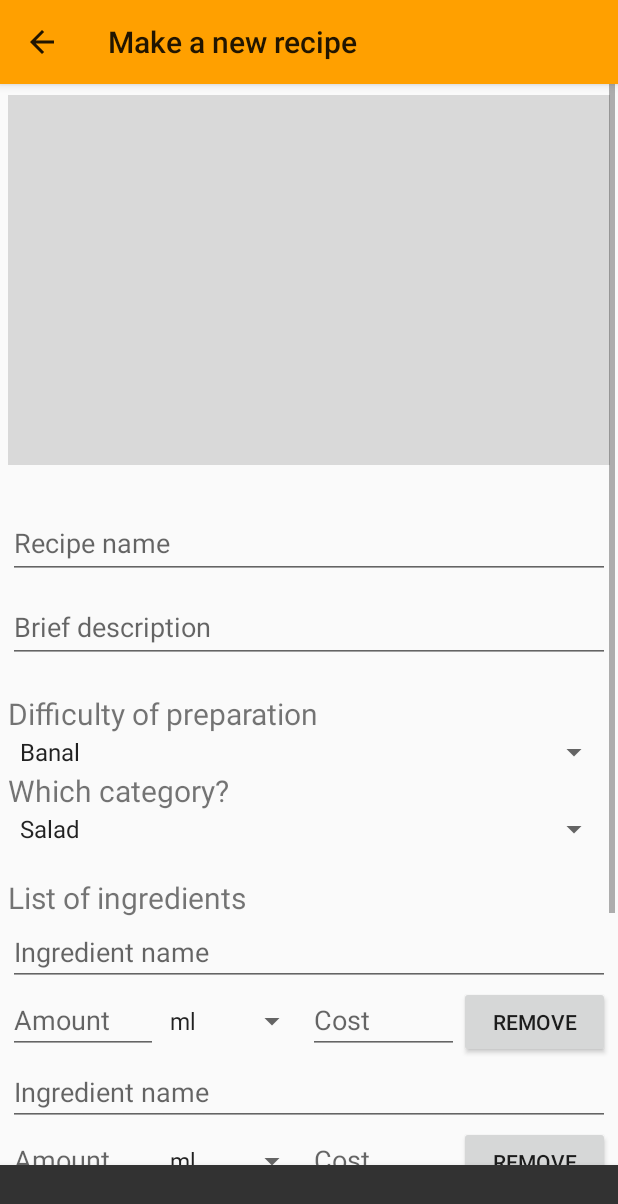
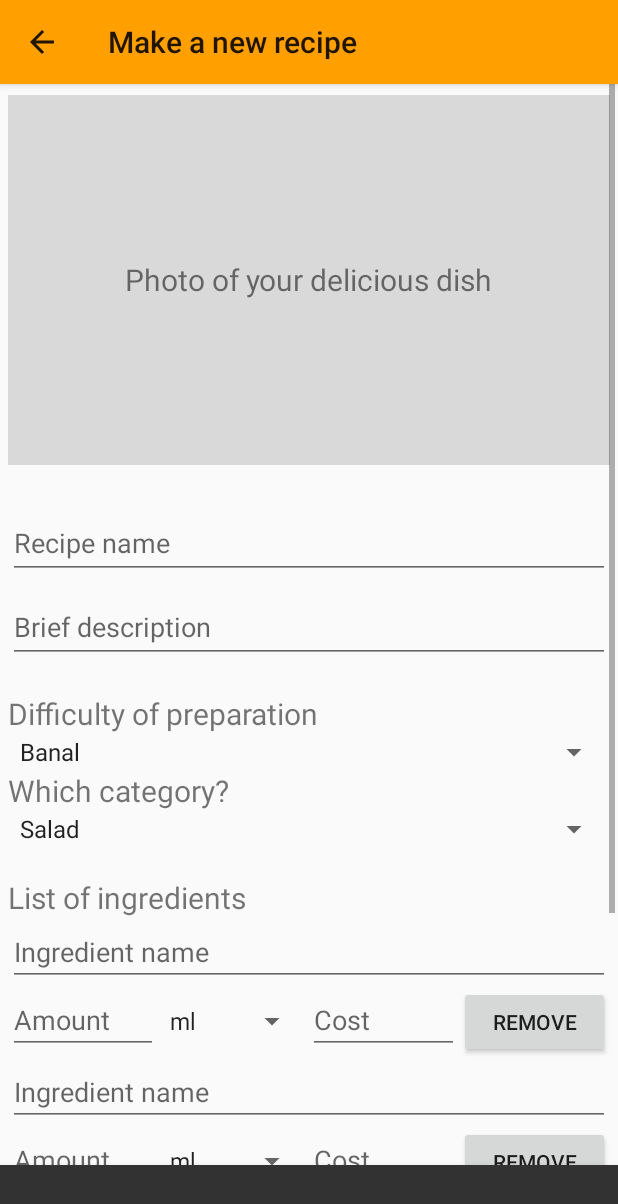
Before and after one commit to Shino1024/StudentEat, an Android app: the fragment AddNewRecipeFragment placed in its activity, on a phone screen of 412 x 824 dp. Shown: the top 1204 px of the screen. Run offline under Robolectric (Android 15) with nearby library versions, the phone set to English and light mode, and no system bars; our stand-ins replace Firebase (no records; nobody signed in at launch, a user with empty details on screens opened directly); libraries missing offline, so code that uses them is left out: com.firebase.ui, pl.aprilapps.easyphotopicker; 3 statements that could not run were skipped.

Commit message:
Used EasyImage in order to load images from Gallery (camera support coming soon).

```diff
--- a/app/build.gradle
+++ b/app/build.gradle
@@ -59,6 +59,7 @@ dependencies {
     implementation 'com.google.firebase:firebase-database:11.8.0'
     implementation 'com.google.android.gms:play-services-auth:11.8.0'
     implementation 'com.firebaseui:firebase-ui-auth:3.1.2'
+    implementation 'com.github.jkwiecien:EasyImage:2.0.4'
 }
 
 
--- a/app/src/main/AndroidManifest.xml
+++ b/app/src/main/AndroidManifest.xml
@@ -19,6 +19,8 @@
         android:name="android.permission.INTERNET" />
     <uses-permission
         android:name="android.permission.READ_EXTERNAL_STORAGE"/>
+    <uses-permission
+        android:name="android.permission.WRITE_EXTERNAL_STORAGE"/>
 
     <application
         android:allowBackup="true"
--- a/app/src/main/java/net/linuxutopia/studenteat/activities/MainActivity.java
+++ b/app/src/main/java/net/linuxutopia/studenteat/activities/MainActivity.java
@@ -2,6 +2,7 @@ package net.linuxutopia.studenteat.activities;
 
 import android.app.Fragment;
 import android.content.Intent;
+import android.support.annotation.NonNull;
 import android.support.annotation.Nullable;
 import android.support.design.widget.Snackbar;
 import android.support.v4.view.GravityCompat;
@@ -16,9 +17,15 @@ import com.google.firebase.auth.FirebaseAuth;
 import com.google.firebase.auth.FirebaseUser;
 
 import net.linuxutopia.studenteat.R;
+import net.linuxutopia.studenteat.fragments.AddNewRecipeFragment;
 import net.linuxutopia.studenteat.fragments.FilterSortFragment;
 import net.linuxutopia.studenteat.fragments.RecentsFragment;
-import net.linuxutopia.studenteat.fragments.RecipeDetailsFragment;
+
+import java.io.File;
+import java.util.List;
+
+import pl.aprilapps.easyphotopicker.DefaultCallback;
+import pl.aprilapps.easyphotopicker.EasyImage;
 
 public class MainActivity extends AppCompatActivity implements RecentsFragment.OnCardSelectedListener {
 
@@ -93,14 +100,34 @@ public class MainActivity extends AppCompatActivity implements RecentsFragment.O
         }
     }
 
-    private void loadFragment(Fragment fragment, @Nullable Bundle bundle) {
-        fragment.setArguments(bundle);
-        getFragmentManager()
-                .beginTransaction()
-                .setCustomAnimations(R.animator.slide_in_left, R.animator.slide_out_right)
-                .replace(R.id.fragment_container, fragment)
-                .addToBackStack(null)
-                .commit();
+    @Override
+    protected void onActivityResult(int requestCode, int resultCode, Intent data) {
+        super.onActivityResult(requestCode, resultCode, data);
+        EasyImage.handleActivityResult(requestCode, resultCode, data, this, new DefaultCallback() {
+            AddNewRecipeFragment fragment = (AddNewRecipeFragment) getFragmentManager().findFragmentByTag("ADD_NEW_RECIPE_FRAGMENT");
+            @Override
+            public void onImagesPicked(@NonNull List<File> imageFiles, EasyImage.ImageSource source, int type) {
+                fragment.setImageLoaded();
+                fragment.displayDishPhoto(imageFiles.get(0));
+            }
+
+            @Override
+            public void onImagePickerError(Exception e, EasyImage.ImageSource source, int type) {
+                fragment.displayDishPhotoLoadingError(e.getLocalizedMessage());
+            }
+
+            @Override
+            public void onCanceled(EasyImage.ImageSource source, int type) {
+                switch (source) {
+                    case CAMERA:
+                        File photoFile = EasyImage.lastlyTakenButCanceledPhoto(MainActivity.this);
+                        if (photoFile != null) {
+                            photoFile.delete();
+                        }
+                        break;
+                }
+            }
+        });
     }
 
     @Override
--- a/app/src/main/java/net/linuxutopia/studenteat/activities/SplashActivity.java
+++ b/app/src/main/java/net/linuxutopia/studenteat/activities/SplashActivity.java
@@ -52,8 +52,8 @@ public class SplashActivity extends AppCompatActivity {
 
     private FirebaseAuth firebaseAuth;
 
-    private final static int RC_SIGN_IN = 1;
-    private final static int RC_FIREBASE_UI = 2;
+    public final static int RC_SIGN_IN = 1;
+    public final static int RC_FIREBASE_UI = 2;
 
     @Override
     protected void onCreate(Bundle savedInstanceState) {
--- a/app/src/main/java/net/linuxutopia/studenteat/fragments/AddNewRecipeFragment.java
+++ b/app/src/main/java/net/linuxutopia/studenteat/fragments/AddNewRecipeFragment.java
@@ -1,14 +1,7 @@
 package net.linuxutopia.studenteat.fragments;
 
 import android.app.Fragment;
-import android.content.ComponentName;
-import android.content.Intent;
-import android.content.pm.PackageManager;
-import android.content.pm.ResolveInfo;
-import android.net.Uri;
 import android.os.Bundle;
-import android.os.Parcelable;
-import android.provider.MediaStore;
 import android.support.annotation.Nullable;
 import android.support.v7.app.AppCompatActivity;
 import android.util.DisplayMetrics;
@@ -39,10 +32,16 @@ import java.io.File;
 import java.util.ArrayList;
 import java.util.List;
 
+import pl.aprilapps.easyphotopicker.EasyImage;
+
+import static android.app.Activity.RESULT_OK;
+
 public class AddNewRecipeFragment extends Fragment {
 
     private LinearLayout newRecipeLayoutContainer;
+
     private ImageView photo;
+    private TextView photoHint;
     private EditText nameView;
     private EditText descriptionView;
     private TextView difficultySpinnerLabel;
@@ -59,6 +58,10 @@ public class AddNewRecipeFragment extends Fragment {
     private Button submitButton;
 
     private DisplayMetrics displayMetrics;
+
+    public final static int RC_IMAGE_PICKER = 3;
+
+    private boolean imageLoaded = false;
 
     @Nullable
     @Override
@@ -81,6 +84,9 @@ public class AddNewRecipeFragment extends Fragment {
         displayMetrics = new DisplayMetrics();
         getActivity().getWindowManager().getDefaultDisplay().getMetrics(displayMetrics);
 
+        EasyImage.configuration(getActivity())
+                .setAllowMultiplePickInGallery(false);
+
         newRecipeLayoutContainer =
                 inflatedView.findViewById(R.id.new_recipe_container);
         ScrollView.LayoutParams layoutParams =
@@ -102,31 +108,23 @@ public class AddNewRecipeFragment extends Fragment {
         photo = inflatedView.findViewById(R.id.new_recipe_photo);
         photo.requestLayout();
         photo.getLayoutParams().height = (int) (displayMetrics.heightPixels * 0.3f);
+        photo.setOnClickListener(new View.OnClickListener() {
+            @Override
+            public void onClick(View view) {
+                Toast.makeText(getActivity(), "clicked", Toast.LENGTH_SHORT).show();
+                EasyImage.openGallery(getActivity(), 0);
+            }
+        });
+
+        photoHint = inflatedView.findViewById(R.id.new_recipe_photo_hint_text);
 
         nameView = inflatedView.findViewById(R.id.new_recipe_name_edit);
 
         descriptionView = inflatedView.findViewById(R.id.new_recipe_description_edit);
 
-        int calculatedSpinnerTopMargins = (int) TypedValue.applyDimension(
-                TypedValue.COMPLEX_UNIT_DIP,
-                displayMetrics.heightPixels * 0.01f,
-                displayMetrics
-        );
-
         difficultySpinnerLabel = inflatedView.findViewById(R.id.new_recipe_difficulty_spinner_label);
         difficultySpinnerLabel.setText(getResources().getText(
                 R.string.new_recipe_difficulty_spinner_hint));
-//        difficultySpinnerLabel.setTextSize(TypedValue.COMPLEX_UNIT_SP,
-//                displayMetrics.heightPixels * 0.01f);
-//        LinearLayout.LayoutParams difficultyViewLayoutParams =
-//                (LinearLayout.LayoutParams) difficultySpinnerLabel.getLayoutParams();
-//        difficultyViewLayoutParams.setMargins(
-//                0,
-//                calculatedSpinnerTopMargins,
-//                0,
-//                0
-//        );
-//        difficultySpinnerLabel.setLayoutParams(difficultyViewLayoutParams);
 
         difficultySpinner = inflatedView.findViewById(R.id.new_recipe_difficulty_spinner);
         fillUpDifficultySpinner();
@@ -134,19 +132,8 @@ public class AddNewRecipeFragment extends Fragment {
         dishCategorySpinnerLabel = inflatedView.findViewById(R.id.new_recipe_category_spinner_label);
         dishCategorySpinnerLabel.setText(getResources().getText(
                 R.string.new_recipe_category_spinner_hint));
-//        dishCategorySpinnerLabel.setTextSize(TypedValue.COMPLEX_UNIT_SP,
-//                displayMetrics.heightPixels * 0.01f);
         dishCategorySpinner = inflatedView.findViewById(R.id.new_recipe_category_spinner);
-        fillUpCategorySpinner();
-//        LinearLayout.LayoutParams categoryViewLayoutParams =
-//                (LinearLayout.LayoutParams) dishCategorySpinner.getLayoutParams();
-//        categoryViewLayoutParams.setMargins(
-//                0,
-//                0,
-//                0,
-//                calculatedSpinnerTopMargins
-//        );
-//        dishCategorySpinner.setLayoutParams(categoryViewLayoutParams);
+        fillUpDishCategorySpinner();
 
         ingredientViewGroup = inflatedView.findViewById(R.id.new_recipe_ingredients_list);
         addNewIngredient();
@@ -173,21 +160,7 @@ public class AddNewRecipeFragment extends Fragment {
             }
         });
 
-//        int calculatedTopLayoutMargin = (int) TypedValue.applyDimension(
-//                TypedValue.COMPLEX_UNIT_DIP,
-//                displayMetrics.heightPixels * 0.01f,
-//                displayMetrics
-//        );
         submitButton = inflatedView.findViewById(R.id.new_recipe_submit_button);
-//        LinearLayout.LayoutParams layoutParams1 =
-//                (LinearLayout.LayoutParams) submitButton.getLayoutParams();
-//        layoutParams1.setMargins(
-//                0,
-//                calculatedTopLayoutMargin,
-//                0,
-//                calculatedTopLayoutMargin
-//        );
-//        submitButton.setLayoutParams(layoutParams1);
         submitButton.setOnClickListener(new View.OnClickListener() {
             @Override
             public void onClick(View view) {
@@ -230,68 +203,6 @@ public class AddNewRecipeFragment extends Fragment {
         return inflatedView;
     }
 
-//    public Intent getPickImageChooserIntent() {
-//        Uri outputFileUri = getCaptureImageOutputUri();
-//
-//        ArrayList<Intent> allIntents = new ArrayList<>();
-//        PackageManager packageManager = getActivity().getPackageManager();
-//
-//        Intent captureIntent = new Intent(android.provider.MediaStore.ACTION_IMAGE_CAPTURE);
-//        List<ResolveInfo> cameraResolveInfoList = packageManager.queryIntentActivities(captureIntent, 0);
-//        for (ResolveInfo resolveInfo : cameraResolveInfoList) {
-//            Intent intent = new Intent(captureIntent);
-//            intent.setComponent(new ComponentName(resolveInfo.activityInfo.packageName, resolveInfo.activityInfo.name));
-//            intent.setPackage(resolveInfo.activityInfo.packageName);
-//            if (outputFileUri != null) {
-//                intent.putExtra(MediaStore.EXTRA_OUTPUT, outputFileUri);
-//            }
-//            allIntents.add(intent);
-//        }
-//
-//        Intent galleryIntent = new Intent(Intent.ACTION_GET_CONTENT);
-//        galleryIntent.setType("image/*");
-//        List<ResolveInfo> galleryResolveInfoList = packageManager.queryIntentActivities(galleryIntent, 0);
-//        for (ResolveInfo resolveInfo : galleryResolveInfoList) {
-//            Intent intent = new Intent(galleryIntent);
-//            intent.setComponent(new ComponentName(resolveInfo.activityInfo.packageName, resolveInfo.activityInfo.name));
-//            intent.setPackage(resolveInfo.activityInfo.packageName);
-//            allIntents.add(intent);
-//        }
-//
-//        Intent mainIntent = allIntents.get(allIntents.size() - 1);
-//        for (Intent intent : allIntents) {
-//            if (intent.getComponent().getClassName().equals("com.android.documentsui.DocumentsActivity")) {
-//                mainIntent = intent;
-//                break;
-//            }
-//        }
-//        allIntents.remove(mainIntent);
-//
-//        Intent chooserIntent = Intent.createChooser(mainIntent, "Select source");
-//        chooserIntent.putExtra(Intent.EXTRA_INITIAL_INTENTS, allIntents.toArray(new Parcelable[allIntents.size()]));
-//
-//        return chooserIntent;
-//    }
-//
-//    private Uri getCaptureImageOutputUri() {
-//        Uri outputFileUri = null;
-//        File getImage = getActivity().getExternalCacheDir();
-//        if (getImage != null) {
-//            outputFileUri = Uri.fromFile(new File(getImage.getPath(), "profile.png"));
-//        }
-//        return outputFileUri;
-//    }
-//
-//    public Uri getPickImageResultUri(Intent data) {
-//        boolean isCamera = true;
-//        if (data != null) {
-//            String action = data.getAction();
-//            isCamera = action != null && action.equals(MediaStore.ACTION_IMAGE_CAPTURE);
-//        }
-//
-//        return isCamera ? getCaptureImageOutputUri() : data.getData();
-//    }
-
     private void fillUpDifficultySpinner() {
         ArrayList<String> difficultyData = new ArrayList<>();
         for (Difficulty difficulty : Difficulty.values()) {
@@ -317,7 +228,7 @@ public class AddNewRecipeFragment extends Fragment {
         });
     }
 
-    private void fillUpCategorySpinner() {
+    private void fillUpDishCategorySpinner() {
         ArrayList<String> categoryData = new ArrayList<>();
         for (DishCategory category : DishCategory.values()) {
             categoryData.add(getResources().getString(category.getStringResource()));
@@ -392,4 +303,17 @@ public class AddNewRecipeFragment extends Fragment {
         }
     }
 
+    public void displayDishPhoto(File imageFile) {
+        Toast.makeText(getActivity(), imageFile.getAbsolutePath(), Toast.LENGTH_LONG).show();
+    }
+
+    public void displayDishPhotoLoadingError(String error) {
+        Toast.makeText(getActivity(), error, Toast.LENGTH_LONG).show();
+    }
+
+    public void setImageLoaded() {
+        this.imageLoaded = true;
+        photoHint.setVisibility(View.GONE);
+    }
+
 }
--- a/app/src/main/java/net/linuxutopia/studenteat/fragments/RecentsFragment.java
+++ b/app/src/main/java/net/linuxutopia/studenteat/fragments/RecentsFragment.java
@@ -108,7 +108,7 @@ public class RecentsFragment extends Fragment {
                 getFragmentManager()
                     .beginTransaction()
                     .setCustomAnimations(R.animator.slide_in_left, R.animator.slide_out_right)
-                    .replace(R.id.fragment_container, new AddNewRecipeFragment())
+                    .replace(R.id.fragment_container, new AddNewRecipeFragment(), "ADD_NEW_RECIPE_FRAGMENT")
                     .addToBackStack(null)
                     .commit();
                 floatingActionButton.setOnClickListener(null);
--- a/app/src/main/java/net/linuxutopia/studenteat/models/DishCategory.java
+++ b/app/src/main/java/net/linuxutopia/studenteat/models/DishCategory.java
@@ -11,7 +11,7 @@ public enum DishCategory {
     DESSERT(R.string.dish_category_dessert),
     PIZZA(R.string.dish_category_pizza),
     PASTA(R.string.dish_category_pasta),
-    FASTFOOD(R.string.dish_category_fast_food),
+    FAST_FOOD(R.string.dish_category_fast_food),
     MAIN_COURSE(R.string.dish_category_main_course),
     SNACK(R.string.dish_category_snack);
 
--- a/app/src/main/res/layout/new_recipe.xml
+++ b/app/src/main/res/layout/new_recipe.xml
@@ -11,6 +11,12 @@
         android:layout_height="wrap_content"
         android:orientation="vertical">
 
+        <FrameLayout
+            android:id="@id/new_recipe_photo_container"
+            android:layout_width="match_parent"
+            android:layout_height="wrap_content"
+            android:gravity="center">
+
             <ImageView
                 android:id="@id/new_recipe_photo"
                 android:layout_width="match_parent"
@@ -21,6 +27,16 @@
                 android:focusable="true"
                 android:foreground="?android:attr/selectableItemBackground"
                 android:background="@color/image_placeholder_tint" />
+
+            <TextView
+                android:id="@id/new_recipe_photo_hint_text"
+                android:layout_width="wrap_content"
+                android:layout_height="wrap_content"
+                android:layout_gravity="center"
+                android:text="@string/new_recipe_photo_hint"
+                android:textSize="20dp" />
+
+        </FrameLayout>
 
         <android.support.design.widget.TextInputLayout
             android:id="@id/new_recipe_name_holder"
--- a/app/src/main/res/values/ids.xml
+++ b/app/src/main/res/values/ids.xml
@@ -79,7 +79,9 @@
     <item name="recipe_details_comments" type="id" />
 
     <item name="new_recipe_container" type="id" />
+    <item name="new_recipe_photo_container" type="id" />
     <item name="new_recipe_photo" type="id" />
+    <item name="new_recipe_photo_hint_text" type="id" />
     <item name="new_recipe_name_holder" type="id" />
     <item name="new_recipe_name_edit" type="id" />
     <item name="new_recipe_description_holder" type="id" />
--- a/build.gradle
+++ b/build.gradle
@@ -20,6 +20,9 @@ allprojects {
     repositories {
         google()
         jcenter()
+        maven {
+            url 'https://jitpack.io'
+        }
     }
 }
 
```
Also changed, not shown: app/src/main/java/net/linuxutopia/studenteat/utils/FragmentLoader.java (added, +25 -0 lines). Lines whose indentation alone changed are shown as unchanged.
